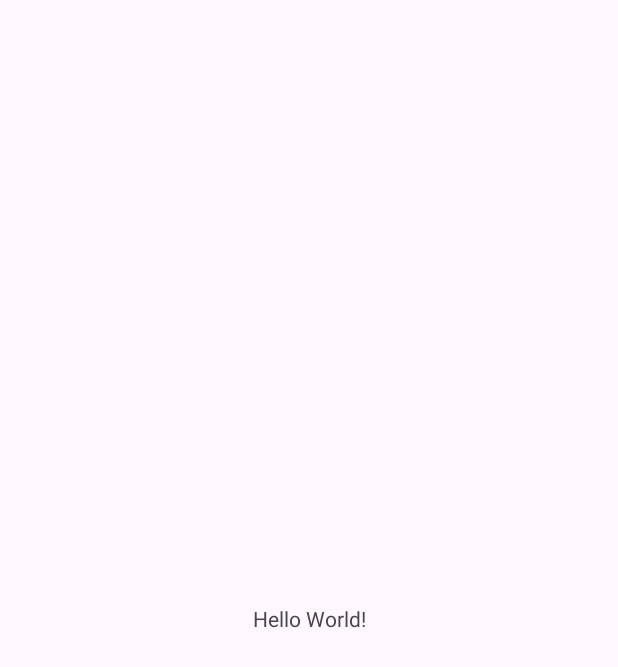
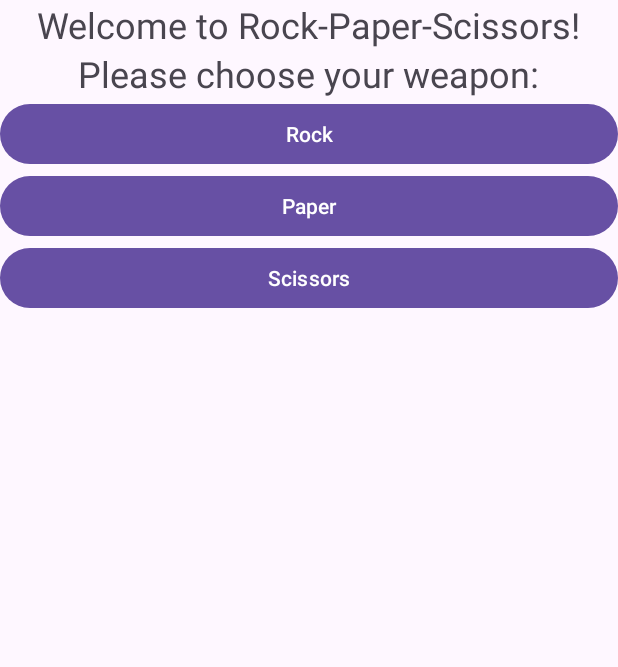
Before and after one commit to Jasmine12051/RockPaperScissors, an Android app: the screen it shows after launch (MainActivity), on a phone screen of 412 x 824 dp. Before the commit the part shown is almost empty. Shown: the top 667 px of the screen. Run offline under Robolectric (Android 15) with nearby library versions, the phone set to English and light mode, and no system bars.

Commit message:
Project setup. Enabled view binding and application features.

```diff
--- a/app/build.gradle.kts
+++ b/app/build.gradle.kts
@@ -5,6 +5,10 @@ plugins {
 android {
     namespace = "com.example.lab01b"
     compileSdk = 34
+
+    buildFeatures {
+        viewBinding = true
+    }
 
     defaultConfig {
         applicationId = "com.example.lab01b"
--- /dev/null
+++ b/app/src/main/java/Weapon.java
@@ -0,0 +1,16 @@
+public enum Weapon {
+
+    ROCK("Rock"),
+    PAPER("Paper"),
+    SCISSORS("Scissors");
+    private String message;
+
+    private Weapon(String msg) {
+        message = msg;
+    }
+
+    @Override
+    public String toString() {
+        return message;
+    }
+}
--- a/app/src/main/java/com/example/lab01b/MainActivity.java
+++ b/app/src/main/java/com/example/lab01b/MainActivity.java
@@ -1,14 +1,28 @@
 package com.example.lab01b;
 
 import androidx.appcompat.app.AppCompatActivity;
+import android.os.Bundle;
+import android.view.View;
+import android.widget.TextView;
 
-import android.os.Bundle;
+import com.example.lab01b.databinding.ActivityMainBinding;
+public class MainActivity extends AppCompatActivity {
+    private ActivityMainBinding binding;
 
-public class MainActivity extends AppCompatActivity {
 
     @Override
     protected void onCreate(Bundle savedInstanceState) {
         super.onCreate(savedInstanceState);
-        setContentView(R.layout.activity_main);
+        binding = ActivityMainBinding.inflate(getLayoutInflater());
+        View view = binding.getRoot();
+        setContentView(view);
+
+        binding.rockButton.setOnClickListener(new View.OnClickListener() {
+            @Override
+            public void onClick(View view) {
+
+
+            }
+        });
     }
 }
--- a/app/src/main/res/layout/activity_main.xml
+++ b/app/src/main/res/layout/activity_main.xml
@@ -6,13 +6,47 @@
     android:layout_height="match_parent"
     tools:context=".MainActivity">
 
-    <TextView
-        android:layout_width="wrap_content"
-        android:layout_height="wrap_content"
-        android:text="Hello World!"
+    <LinearLayout
+        android:layout_width="match_parent"
+        android:layout_height="match_parent"
+        android:gravity="center|top"
+        android:orientation="vertical"
         app:layout_constraintBottom_toBottomOf="parent"
         app:layout_constraintEnd_toEndOf="parent"
         app:layout_constraintStart_toStartOf="parent"
-        app:layout_constraintTop_toTopOf="parent" />
+        app:layout_constraintTop_toTopOf="parent">
 
+        <TextView
+            android:id="@+id/welcome_text"
+            android:layout_width="wrap_content"
+            android:layout_height="wrap_content"
+            android:text="@string/welcome_message"
+            android:textSize="24sp" />
+
+        <TextView
+            android:id="@+id/weaponChoice"
+            android:layout_width="wrap_content"
+            android:layout_height="wrap_content"
+            android:text="@string/weapon_choice"
+            android:textSize="24sp" />
+
+        <Button
+            android:id="@+id/rockButton"
+            android:layout_width="match_parent"
+            android:layout_height="wrap_content"
+            android:text="@string/rock_button" />
+
+        <Button
+            android:id="@+id/paperButton"
+            android:layout_width="match_parent"
+            android:layout_height="wrap_content"
+            android:text="@string/paper_button" />
+
+        <Button
+            android:id="@+id/scissorsButton"
+            android:layout_width="match_parent"
+            android:layout_height="wrap_content"
+            android:text="@string/scissors_button" />
+
+    </LinearLayout>
 </androidx.constraintlayout.widget.ConstraintLayout>
--- a/app/src/main/res/values/strings.xml
+++ b/app/src/main/res/values/strings.xml
@@ -1,3 +1,8 @@
 <resources>
     <string name="app_name">Lab01B</string>
+    <string name="welcome_message">Welcome to Rock-Paper-Scissors!</string>
+    <string name="weapon_choice">Please choose your weapon:</string>
+    <string name="rock_button">Rock</string>
+    <string name="paper_button">Paper</string>
+    <string name="scissors_button">Scissors</string>
 </resources>
```
